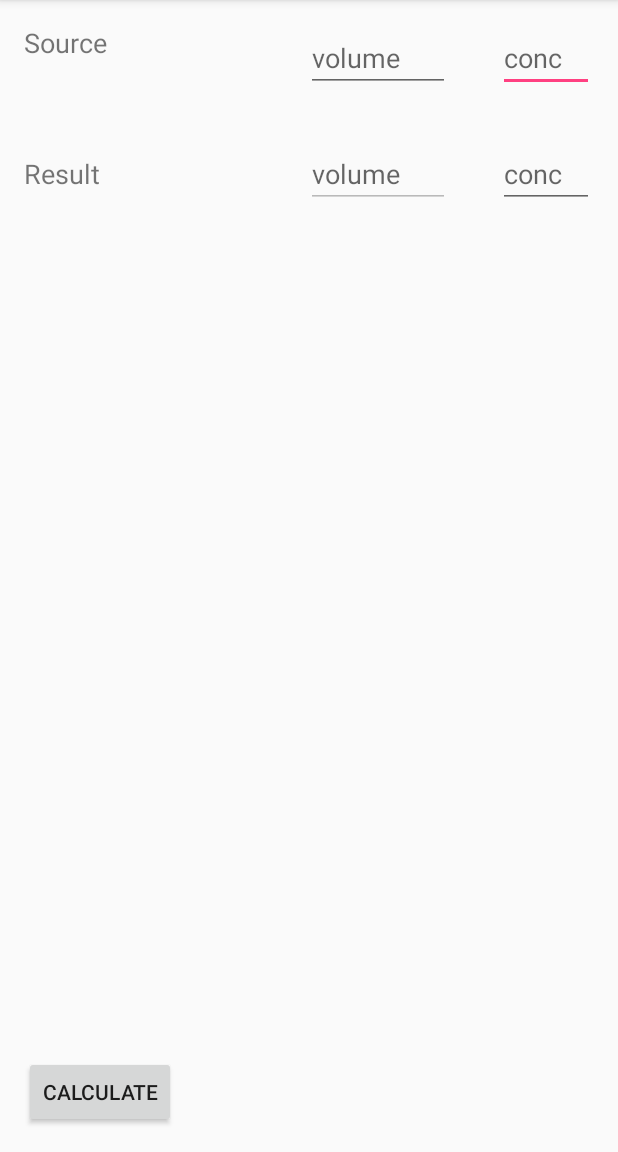
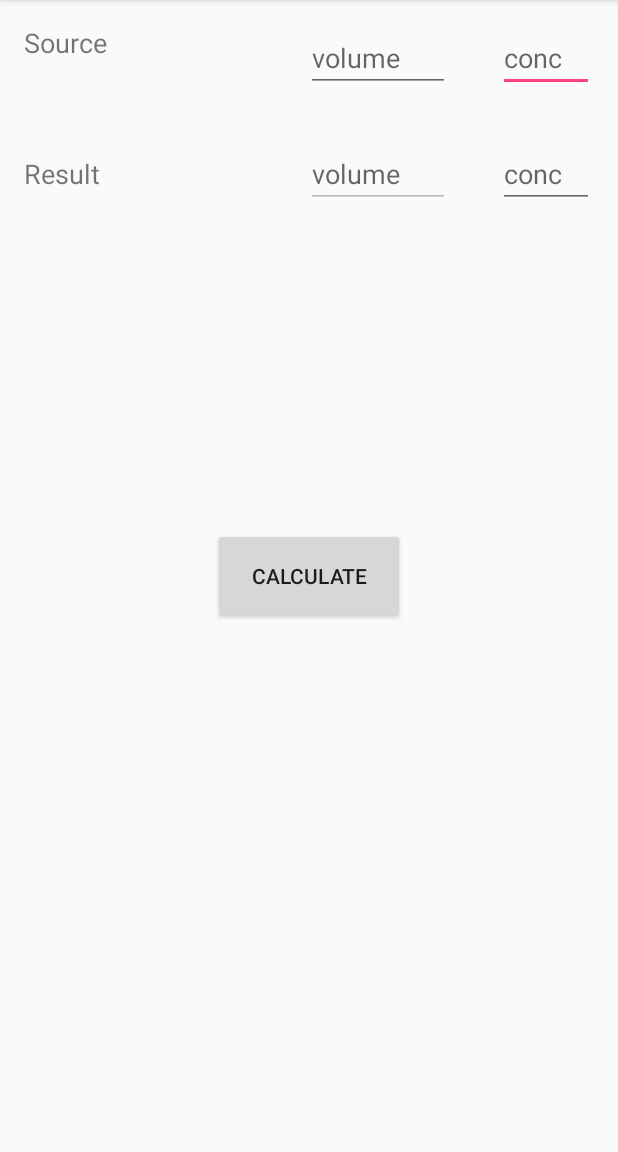
Before and after one commit to stock17/UncleSam, an Android app: the FillActivity screen opened directly, with no data from a screen before it, on a phone screen of 412 x 824 dp, the part 84-1236 px from its top. Run offline under Robolectric (Android 15) with nearby library versions, the phone set to English and light mode, and no system bars; our stand-ins replace ButterKnife.

```diff
--- a/app/src/main/java/com/yurima/unclesam/FillActivity.java
+++ b/app/src/main/java/com/yurima/unclesam/FillActivity.java
@@ -9,13 +9,6 @@ import android.widget.TextView;
 import butterknife.BindView;
 import butterknife.ButterKnife;
 import butterknife.OnClick;
-
-import static com.yurima.unclesam.R.id.calculateTextView;
-import static com.yurima.unclesam.R.id.resultConcentrationEditText;
-import static com.yurima.unclesam.R.id.sourceConcentrationEditText;
-import static com.yurima.unclesam.R.id.sourceVolumeEditText;
-import static com.yurima.unclesam.R.id.sourceConcentrationEditText;
-import static com.yurima.unclesam.R.id.sourceVolumeEditText;
 
 public class FillActivity extends AppCompatActivity {
 
@@ -42,9 +35,13 @@ public class FillActivity extends AppCompatActivity {
         double vol = Double.parseDouble(sourceVolumeEditText.getText().toString());
         double con = Double.parseDouble(sourceConcentrationEditText.getText().toString());
         double resultCon = Double.parseDouble(resultConcentrationEditText.getText().toString());
+
         double absoluteSpiritSource = vol * con / 100;
         double absoluteWaterSource = vol * (100 - con) /100;
-        double x = absoluteSpiritSource * (100 - resultCon) / resultCon - absoluteWaterSource;
-        calculateTextView.setText(String.format("add %.2f", x));
+        double water = absoluteSpiritSource * (100 - resultCon) / resultCon - absoluteWaterSource;
+
+//        double water2 = con / resultCon * vol - vol;
+
+        calculateTextView.setText(String.format("add %.2f", water));
     }
 }
--- a/app/src/main/res/layout/activity_fill.xml
+++ b/app/src/main/res/layout/activity_fill.xml
@@ -14,7 +14,7 @@
         android:layout_alignParentLeft="true"
         android:layout_alignParentStart="true"
         android:layout_alignParentTop="true"
-        android:text="Source"
+        android:text="@string/source"
         android:textSize="18sp"
         android:layout_margin="16dp"
          />
@@ -27,7 +27,7 @@
         android:layout_alignParentEnd="true"
         android:layout_alignParentRight="true"
         android:ems="10"
-        android:hint="conc"
+        android:hint="@string/conc"
         android:inputType="numberDecimal"
         android:layout_margin="16dp"
     />
@@ -41,14 +41,14 @@
         android:layout_toLeftOf="@id/sourceConcentrationEditText"
         android:layout_toStartOf="@id/sourceConcentrationEditText"
         android:ems="10"
-        android:hint="volume"
+        android:hint="@string/volume"
         android:inputType="numberDecimal" />
 
     <TextView
         android:id="@+id/resultTextView"
         android:layout_width="wrap_content"
         android:layout_height="wrap_content"
-        android:text="Result"
+        android:text="@string/result"
         android:textSize="18sp"
         android:layout_alignBaseline="@+id/resultVolumeEditText"
         android:layout_alignParentLeft="true"
@@ -62,7 +62,7 @@
         android:layout_below="@id/sourceConcentrationEditText"
         android:layout_alignParentEnd="true"
         android:layout_alignParentRight="true"
-        android:hint="conc"
+        android:hint="@string/conc"
         android:inputType="numberDecimal"
         android:layout_margin="16dp"
         />
@@ -76,30 +76,28 @@
         android:layout_toLeftOf="@id/resultConcentrationEditText"
         android:layout_toStartOf="@id/resultConcentrationEditText"
         android:enabled="false"
-        android:hint="volume"
+        android:hint="@string/volume"
         android:inputType="numberDecimal" />
 
     <Button
         android:id="@+id/calculateButton"
-        android:layout_width="wrap_content"
-        android:layout_height="wrap_content"
-        android:layout_alignParentBottom="true"
-        android:layout_alignParentStart="true"
-        android:layout_alignParentLeft="true"
-        android:layout_marginBottom="12dp"
-        android:text="CALCULATE"
-        android:layout_margin="16dp"
-        />
+        android:layout_width="128dp"
+        android:layout_height="64dp"
+        android:text="@string/calculate"
+        android:layout_centerVertical="true"
+        android:layout_centerHorizontal="true" />
 
     <TextView
         android:id="@+id/calculateTextView"
         android:layout_width="wrap_content"
         android:layout_height="wrap_content"
-        android:layout_alignParentBottom="true"
-        android:layout_alignParentEnd="true"
-        android:layout_alignParentRight="true"
+        android:layout_centerHorizontal="true"
+        android:layout_below="@+id/calculateButton"
         android:text=""
+        tools:text="Add some water"
+        android:textSize="20sp"
         android:layout_margin="16dp"
+
         />
 
 
--- a/app/src/main/res/values/strings.xml
+++ b/app/src/main/res/values/strings.xml
@@ -1,3 +1,8 @@
 <resources>
     <string name="app_name">UncleSam</string>
+    <string name="source">Source</string>
+    <string name="result">Result</string>
+    <string name="calculate">CALCULATE</string>
+    <string name="volume">volume</string>
+    <string name="conc">conc</string>
 </resources>
```
Also changed, not shown: 1 other file.
